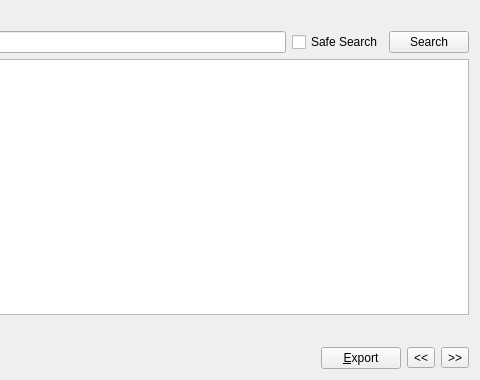
The window that src/qt/forms/certlistpage.ui (willyko/syscoin2) describes before a commit, drawn with Qt 5; both pictures show x 280 to 760 and y 0 to 380 of the 760 by 380 pixel window.
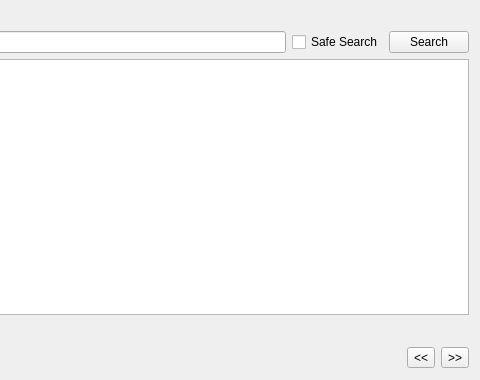
The same window after the commit.

Patch:
```diff
--- a/src/qt/forms/certlistpage.ui
+++ b/src/qt/forms/certlistpage.ui
@@ -128,16 +128,6 @@
        </property>
       </spacer>
      </item>
-     <item>
-      <widget class="QPushButton" name="exportButton">
-       <property name="toolTip">
-        <string>Export the data in the current tab to a file</string>
-       </property>
-       <property name="text">
-        <string>&amp;Export</string>
-       </property>
-      </widget>
-     </item>
      <item>
       <widget class="QToolButton" name="prevButton">
        <property name="text">
```
